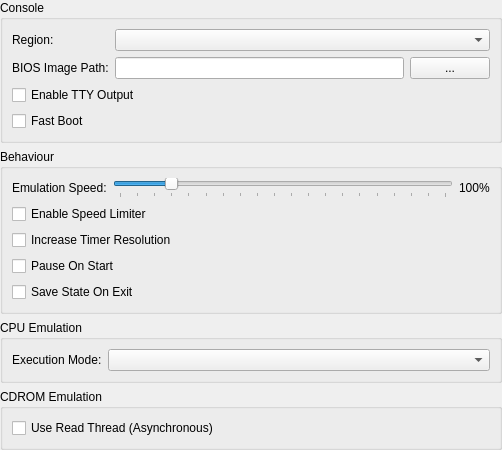
The window that src/duckstation-qt/consolesettingswidget.ui (kofxi3584karlayang/duckstation) describes before a commit, drawn with Qt 5.
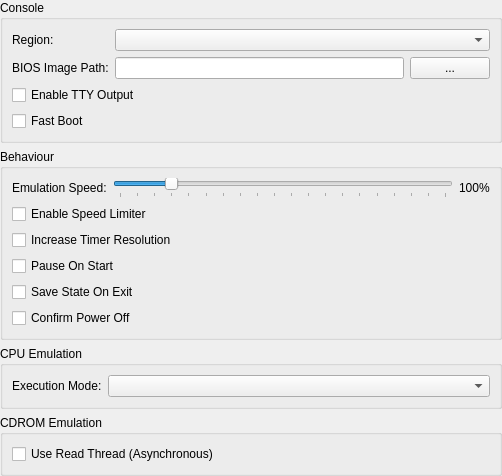
The same window after the commit.

Commit message: Qt: Add power off hotkey and confirmation message

What changed in the file:
```diff
--- a/src/duckstation-qt/consolesettingswidget.ui
+++ b/src/duckstation-qt/consolesettingswidget.ui
@@ -160,6 +160,13 @@
         </property>
        </widget>
       </item>
+      <item row="8" column="0" colspan="2">
+       <widget class="QCheckBox" name="confirmPowerOff">
+        <property name="text">
+         <string>Confirm Power Off</string>
+        </property>
+       </widget>
+      </item>
      </layout>
     </widget>
    </item>
```
The commit also changes 5 other files.
